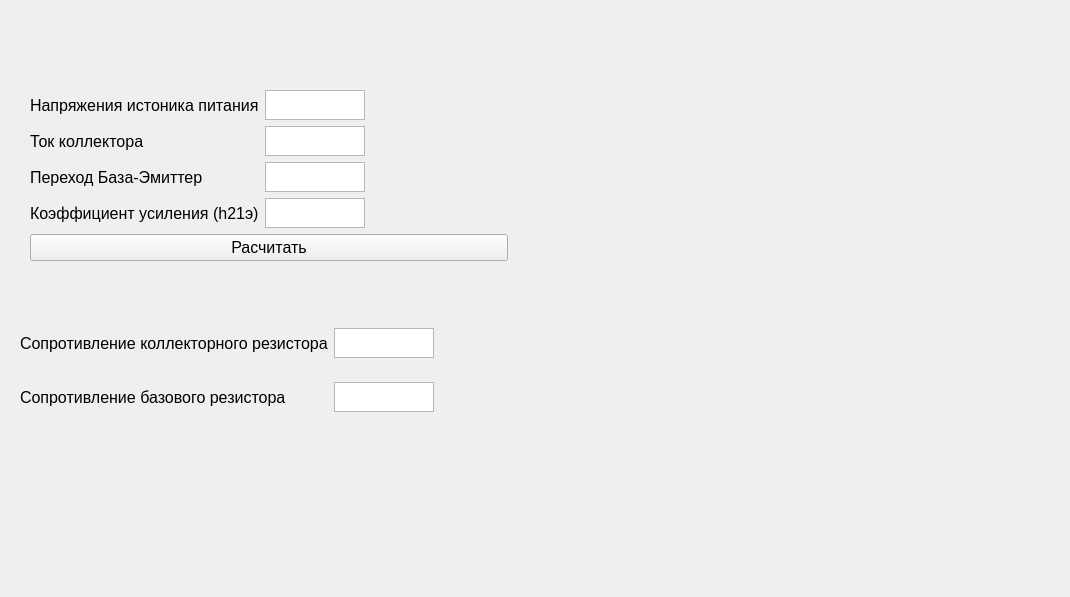
The window that app/boosters/a_class_2.ui (Andreas164rus/calculation_of_electrical_circuits) describes before a commit, drawn with Qt 5.
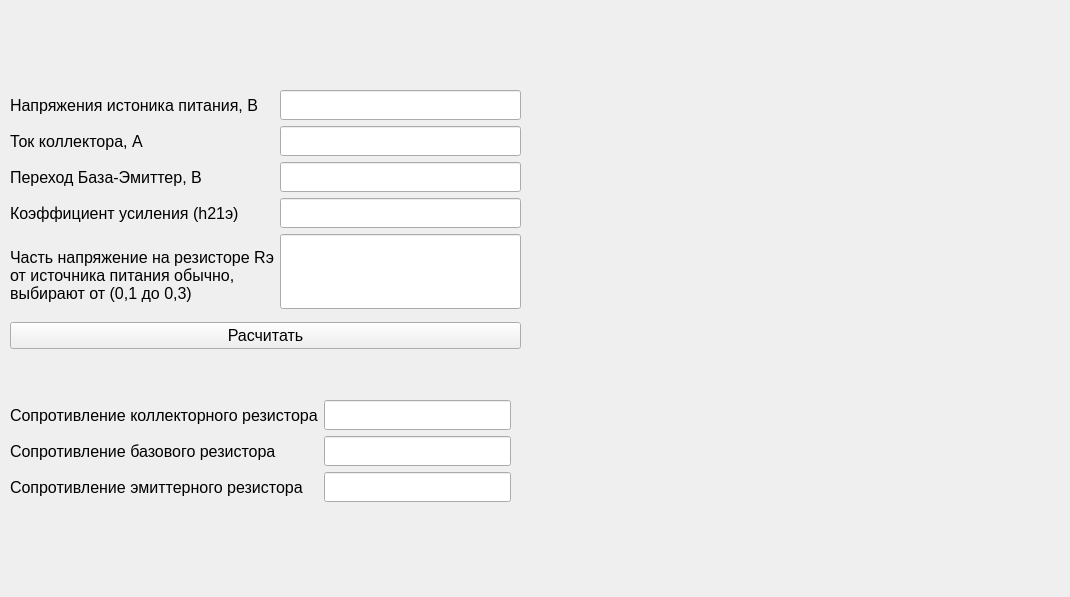
The same window after the commit. Icons and pictures are not drawn.

What changed in the file:
```diff
--- a/app/boosters/a_class_2.ui
+++ b/app/boosters/a_class_2.ui
@@ -16,54 +16,13 @@
   <widget class="QWidget" name="formLayoutWidget">
    <property name="geometry">
     <rect>
-     <x>20</x>
-     <y>310</y>
-     <width>491</width>
+     <x>10</x>
+     <y>400</y>
+     <width>501</width>
      <height>121</height>
     </rect>
    </property>
    <layout class="QFormLayout" name="formLayout">
-    <item row="0" column="0">
-     <widget class="QLabel" name="label_4">
-      <property name="maximumSize">
-       <size>
-        <width>16777215</width>
-        <height>30</height>
-       </size>
-      </property>
-      <property name="font">
-       <font>
-        <pointsize>12</pointsize>
-       </font>
-      </property>
-      <property name="text">
-       <string>Сопротивление коллекторного резистора</string>
-      </property>
-      <property name="margin">
-       <number>0</number>
-      </property>
-     </widget>
-    </item>
-    <item row="0" column="1">
-     <widget class="QPlainTextEdit" name="Rc">
-      <property name="maximumSize">
-       <size>
-        <width>100</width>
-        <height>30</height>
-       </size>
-      </property>
-     </widget>
-    </item>
-    <item row="1" column="1">
-     <widget class="QPlainTextEdit" name="Rb">
-      <property name="maximumSize">
-       <size>
-        <width>100</width>
-        <height>30</height>
-       </size>
-      </property>
-     </widget>
-    </item>
     <item row="1" column="0">
      <widget class="QLabel" name="label_5">
       <property name="maximumSize">
@@ -85,15 +44,105 @@
       </property>
      </widget>
     </item>
+    <item row="0" column="0">
+     <widget class="QLabel" name="label_4">
+      <property name="maximumSize">
+       <size>
+        <width>16777215</width>
+        <height>30</height>
+       </size>
+      </property>
+      <property name="font">
+       <font>
+        <pointsize>12</pointsize>
+       </font>
+      </property>
+      <property name="text">
+       <string>Сопротивление коллекторного резистора</string>
+      </property>
+      <property name="margin">
+       <number>0</number>
+      </property>
+     </widget>
+    </item>
+    <item row="2" column="0">
+     <widget class="QLabel" name="label_10">
+      <property name="maximumSize">
+       <size>
+        <width>16777215</width>
+        <height>30</height>
+       </size>
+      </property>
+      <property name="font">
+       <font>
+        <pointsize>12</pointsize>
+       </font>
+      </property>
+      <property name="text">
+       <string>Сопротивление эмиттерного резистора</string>
+      </property>
+      <property name="margin">
+       <number>0</number>
+      </property>
+     </widget>
+    </item>
+    <item row="0" column="1">
+     <widget class="QLineEdit" name="Rc">
+      <property name="sizePolicy">
+       <sizepolicy hsizetype="Expanding" vsizetype="Maximum">
+        <horstretch>0</horstretch>
+        <verstretch>0</verstretch>
+       </sizepolicy>
+      </property>
+      <property name="minimumSize">
+       <size>
+        <width>0</width>
+        <height>30</height>
+       </size>
+      </property>
+     </widget>
+    </item>
+    <item row="1" column="1">
+     <widget class="QLineEdit" name="Rb">
+      <property name="sizePolicy">
+       <sizepolicy hsizetype="Expanding" vsizetype="Maximum">
+        <horstretch>0</horstretch>
+        <verstretch>0</verstretch>
+       </sizepolicy>
+      </property>
+      <property name="minimumSize">
+       <size>
+        <width>0</width>
+        <height>30</height>
+       </size>
+      </property>
+     </widget>
+    </item>
+    <item row="2" column="1">
+     <widget class="QLineEdit" name="lineEdit_7">
+      <property name="sizePolicy">
+       <sizepolicy hsizetype="Expanding" vsizetype="Maximum">
+        <horstretch>0</horstretch>
+        <verstretch>0</verstretch>
+       </sizepolicy>
+      </property>
+      <property name="minimumSize">
+       <size>
+        <width>0</width>
+        <height>30</height>
+       </size>
+      </property>
+     </widget>
+    </item>
    </layout>
   </widget>
   <widget class="QWidget" name="formLayoutWidget_2">
    <property name="geometry">
     <rect>
-     <x>30</x>
+     <x>10</x>
      <y>90</y>
-     <width>478</width>
-     <height>173</height>
+     <width>511</width>
+     <height>267</height>
     </rect>
    </property>
    <layout class="QFormLayout" name="formLayout_2">
@@ -111,7 +160,7 @@
        </font>
       </property>
       <property name="text">
-       <string>Напряжения истоника питания</string>
+       <string>Напряжения истоника питания, В</string>
       </property>
       <property name="margin">
        <number>0</number>
@@ -119,10 +168,16 @@
      </widget>
     </item>
     <item row="0" column="1">
-     <widget class="QPlainTextEdit" name="Ein">
-      <property name="maximumSize">
+     <widget class="QLineEdit" name="Ein">
+      <property name="sizePolicy">
+       <sizepolicy hsizetype="Expanding" vsizetype="Maximum">
+        <horstretch>0</horstretch>
+        <verstretch>0</verstretch>
+       </sizepolicy>
+      </property>
+      <property name="minimumSize">
        <size>
-        <width>100</width>
+        <width>0</width>
         <height>30</height>
        </size>
       </property>
@@ -142,7 +197,7 @@
        </font>
       </property>
       <property name="text">
-       <string>Ток коллектора</string>
+       <string>Ток коллектора, А</string>
       </property>
       <property name="margin">
        <number>0</number>
@@ -150,10 +205,16 @@
      </widget>
     </item>
     <item row="1" column="1">
-     <widget class="QPlainTextEdit" name="Ic">
-      <property name="maximumSize">
+     <widget class="QLineEdit" name="Ic">
+      <property name="sizePolicy">
+       <sizepolicy hsizetype="Expanding" vsizetype="Maximum">
+        <horstretch>0</horstretch>
+        <verstretch>0</verstretch>
+       </sizepolicy>
+      </property>
+      <property name="minimumSize">
        <size>
-        <width>100</width>
+        <width>0</width>
         <height>30</height>
        </size>
       </property>
@@ -173,7 +234,7 @@
        </font>
       </property>
       <property name="text">
-       <string>Переход База-Эмиттер</string>
+       <string>Переход База-Эмиттер, В</string>
       </property>
       <property name="margin">
        <number>0</number>
@@ -181,27 +242,21 @@
      </widget>
     </item>
     <item row="2" column="1">
-     <widget class="QPlainTextEdit" name="Ube">
-      <property name="maximumSize">
+     <widget class="QLineEdit" name="Ube">
+      <property name="sizePolicy">
+       <sizepolicy hsizetype="Expanding" vsizetype="Maximum">
+        <horstretch>0</horstretch>
+        <verstretch>0</verstretch>
+       </sizepolicy>
+      </property>
+      <property name="minimumSize">
        <size>
-        <width>100</width>
+        <width>0</width>
         <height>30</height>
        </size>
       </property>
      </widget>
     </item>
-    <item row="4" column="0" colspan="2">
-     <widget class="QPushButton" name="pushButton">
-      <property name="font">
-       <font>
-        <pointsize>12</pointsize>
-       </font>
-      </property>
-      <property name="text">
-       <string>Расчитать</string>
-      </property>
-     </widget>
-    </item>
     <item row="3" column="0">
      <widget class="QLabel" name="label_8">
       <property name="maximumSize">
@@ -224,11 +279,74 @@
      </widget>
     </item>
     <item row="3" column="1">
-     <widget class="QPlainTextEdit" name="h21">
+     <widget class="QLineEdit" name="hfe">
+      <property name="sizePolicy">
+       <sizepolicy hsizetype="Expanding" vsizetype="Maximum">
+        <horstretch>0</horstretch>
+        <verstretch>0</verstretch>
+       </sizepolicy>
+      </property>
+      <property name="minimumSize">
+       <size>
+        <width>0</width>
+        <height>30</height>
+       </size>
+      </property>
+     </widget>
+    </item>
+    <item row="4" column="0">
+     <widget class="QLabel" name="label_9">
+      <property name="minimumSize">
+       <size>
+        <width>0</width>
+        <height>82</height>
+       </size>
+      </property>
       <property name="maximumSize">
        <size>
-        <width>100</width>
+        <width>16777215</width>
         <height>30</height>
+       </size>
+      </property>
+      <property name="font">
+       <font>
+        <pointsize>12</pointsize>
+       </font>
+      </property>
+      <property name="text">
+       <string>Часть напряжение на резисторе Rэ 
+от источника питания обычно, 
+выбирают от (0,1 до 0,3)  </string>
+      </property>
+      <property name="margin">
+       <number>0</number>
+      </property>
+     </widget>
+    </item>
+    <item row="6" column="0" colspan="2">
+     <widget class="QPushButton" name="pushButton">
+      <property name="font">
+       <font>
+        <pointsize>12</pointsize>
+       </font>
+      </property>
+      <property name="text">
+       <string>Расчитать</string>
+      </property>
+     </widget>
+    </item>
+    <item row="4" column="1">
+     <widget class="QLineEdit" name="Ue">
+      <property name="sizePolicy">
+       <sizepolicy hsizetype="Expanding" vsizetype="Maximum">
+        <horstretch>0</horstretch>
+        <verstretch>0</verstretch>
+       </sizepolicy>
+      </property>
+      <property name="minimumSize">
+       <size>
+        <width>0</width>
+        <height>75</height>
        </size>
       </property>
      </widget>
```
